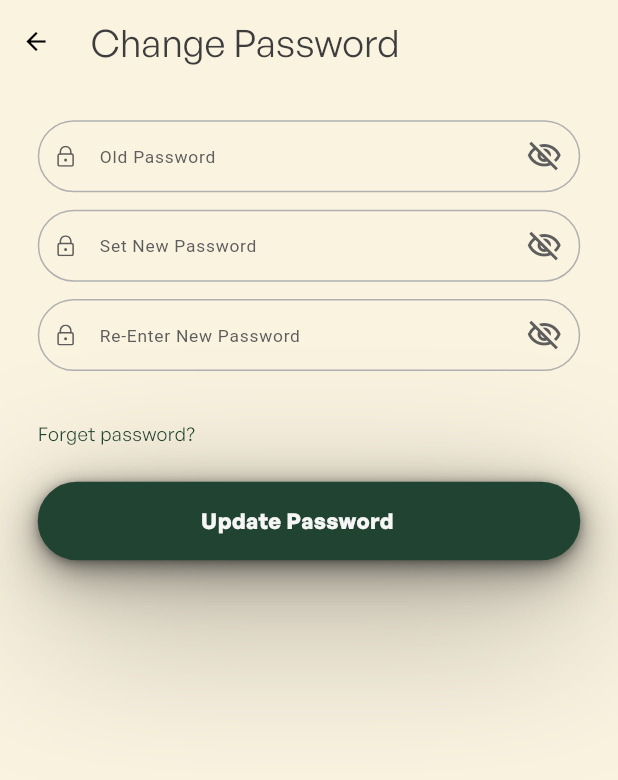
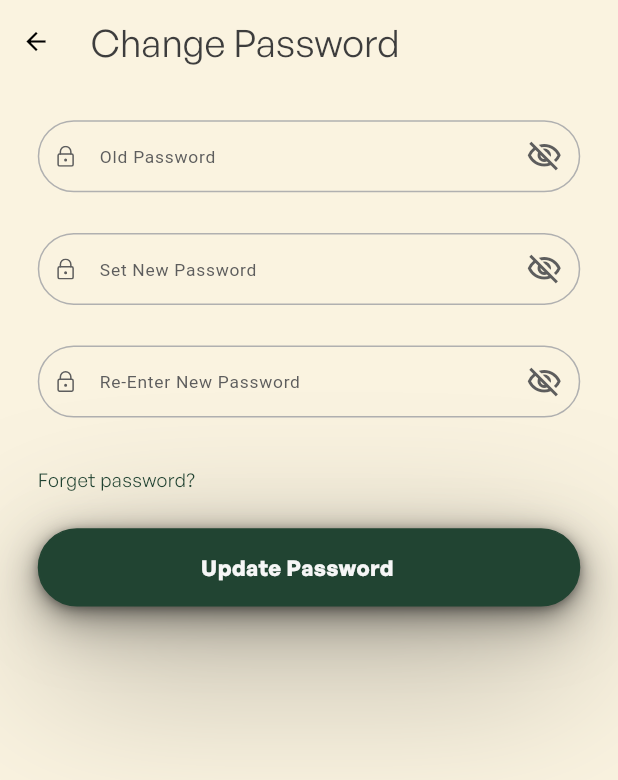
Before and after one commit to ebrahim48/limititapp, a Flutter app: the ChangePasswordScreen screen opened by its route, on a phone screen of 412 x 824 dp. Shown: the top 780 px of the screen. Run offline on Flutter 3.47's test engine with Material 3 defaults, Android fonts, the phone set to English and light mode, and no system bars; drawn by our look-alikes of toastification; our stand-ins replace cached_network_image, device_preview, flutter_html, flutter_screenutil, flutter_spinkit, flutter_svg and 12 more; missing offline and left inert: installed_apps, usage_stats; accounts and stored records are empty.

Commit message:
feat: change password api add

```diff
--- a/lib/core/presentations/screens/auth/limitItScreenTime/set_usage_limit_screen.dart
+++ b/lib/core/presentations/screens/auth/limitItScreenTime/set_usage_limit_screen.dart
@@ -261,7 +261,7 @@ class _SetUsageLimitScreenState extends State<SetUsageLimitScreen> {
             SizedBox(width: 12.w),
             CustomText(
               text: appName,
-              fontsize: 22.sp,
+              fontsize: 20.sp,
               fontWeight: FontWeight.w500,
               color: AppColors.textColor3D3D3D,
             ),
--- a/lib/core/presentations/screens/settings/change_password.dart
+++ b/lib/core/presentations/screens/settings/change_password.dart
@@ -1,7 +1,6 @@
 import 'package:flutter/material.dart';
 import 'package:flutter_screenutil/flutter_screenutil.dart';
-import 'package:get/get_rx/src/rx_types/rx_types.dart';
-import 'package:get/get_state_manager/src/rx_flutter/rx_obx_widget.dart';
+import 'package:get/get.dart';
 import 'package:go_router/go_router.dart';
 import 'package:limit_it_app/core/config/app_routes/app_routes.dart';
 import 'package:limit_it_app/core/constants/app_colors.dart';
@@ -9,6 +8,7 @@ import 'package:limit_it_app/core/presentations/widgets/custom_button.dart';
 import 'package:limit_it_app/core/presentations/widgets/custom_text.dart';
 import 'package:limit_it_app/core/presentations/widgets/custom_text_field.dart';
 import 'package:limit_it_app/global/custom_assets/assets.gen.dart';
+import 'package:limit_it_app/controllers/auth_controller.dart';
 
 
 
@@ -20,10 +20,66 @@ class ChangePasswordScreen extends StatefulWidget {
 }
 
 class _ChangePasswordScreenState extends State<ChangePasswordScreen> {
+  late final AuthController _authController;
+  final TextEditingController oldPassCtrl = TextEditingController();
+  final TextEditingController setNewPassCtrl = TextEditingController();
+  final TextEditingController reenterNewPassCtrl = TextEditingController();
+
+  bool isMatched = false;
+  bool isChecked = false;
+
+  @override
+  void initState() {
+    super.initState();
+    // Initialize AuthController if not already done
+    if (!Get.isRegistered<AuthController>()) {
+      Get.put(AuthController());
+    }
+    _authController = Get.find<AuthController>();
+  }
+
+  @override
+  void dispose() {
+    oldPassCtrl.dispose();
+    setNewPassCtrl.dispose();
+    reenterNewPassCtrl.dispose();
+    super.dispose();
+  }
+
+  void _handleChangePassword() {
+    // Validate passwords match
+    if (setNewPassCtrl.text != reenterNewPassCtrl.text) {
+      ScaffoldMessenger.of(context).showSnackBar(
+        const SnackBar(
+          content: Text('New passwords do not match'),
+          backgroundColor: Colors.red,
+        ),
+      );
+      return;
+    }
+
+    // Validate password strength
+    if (setNewPassCtrl.text.length < 6) {
+      ScaffoldMessenger.of(context).showSnackBar(
+        const SnackBar(
+          content: Text('Password must be at least 6 characters'),
+          backgroundColor: Colors.red,
+        ),
+      );
+      return;
+    }
+
+    // Call API
+    _authController.changePassword(
+      currentPassword: oldPassCtrl.text,
+      newPassword: setNewPassCtrl.text,
+      confirmPassword: reenterNewPassCtrl.text,
+      context: context,
+    );
+  }
+
   @override
   Widget build(BuildContext context) {
-
-
     return Scaffold(
       appBar: AppBar(
         forceMaterialTransparency: true,
@@ -55,34 +111,73 @@ class _ChangePasswordScreenState extends State<ChangePasswordScreen> {
             child: Column(
               crossAxisAlignment: CrossAxisAlignment.start,
               children: [
-
                 SizedBox(height: 25.h),
 
-                CustomTextField(
+                Obx(() => CustomTextField(
                     hintextColor: AppColors.textColor5D5D5D,
                     controller: oldPassCtrl,
                     prefixIcon: Assets.icons.pass.svg(),
                     hintText: "Old Password",
-                    isPassword: true),
+                    isPassword: _authController.isObscure.value,
+                    suffixIcon: IconButton(
+                      icon: Icon(
+                        _authController.isObscure.value
+                            ? Icons.visibility_off
+                            : Icons.visibility,
+                        color: AppColors.textColor5D5D5D,
+                      ),
+                      onPressed: () {
+                        _authController.toggleIsObscure();
+                      },
+                    ),
+                )),
 
-                CustomTextField(
+                SizedBox(height: 16.h),
+
+                Obx(() => CustomTextField(
                     hintextColor: AppColors.textColor5D5D5D,
                     controller: setNewPassCtrl,
                     prefixIcon: Assets.icons.pass.svg(),
                     hintText: "Set New Password",
-                    isPassword: true),
-                CustomTextField(
+                    isPassword: _authController.isObscureConfirmPassword.value,
+                    suffixIcon: IconButton(
+                      icon: Icon(
+                        _authController.isObscureConfirmPassword.value
+                            ? Icons.visibility_off
+                            : Icons.visibility,
+                        color: AppColors.textColor5D5D5D,
+                      ),
+                      onPressed: () {
+                        _authController.toggleIsObscureConfirmPassword();
+                      },
+                    ),
+                )),
+
+                SizedBox(height: 16.h),
+
+                Obx(() => CustomTextField(
                   hintextColor: AppColors.textColor5D5D5D,
                   controller: reenterNewPassCtrl,
                   prefixIcon: Assets.icons.pass.svg(),
                   hintText: "Re-Enter New Password",
-                  isPassword: true,
+                  isPassword: _authController.isObscureConfirmPassword.value,
+                  suffixIcon: IconButton(
+                    icon: Icon(
+                      _authController.isObscureConfirmPassword.value
+                          ? Icons.visibility_off
+                          : Icons.visibility,
+                      color: AppColors.textColor5D5D5D,
+                    ),
+                    onPressed: () {
+                      _authController.toggleIsObscureConfirmPassword();
+                    },
+                  ),
                   validator: (value) {
                     if (value == null || value.isEmpty) {
                       Future.delayed(Duration.zero, () => setState(() {
                         isMatched = false;
                       }));
-                      return 'Please enter your confirm password';
+                      return 'Please confirm your password';
                     } else if (setNewPassCtrl.text == value) {
                       Future.delayed(Duration.zero, () => setState(() {
                         isMatched = true;
@@ -100,7 +195,8 @@ class _ChangePasswordScreenState extends State<ChangePasswordScreen> {
                       isMatched = setNewPassCtrl.text == value;
                     });
                   },
-                ),
+                )),
+
                 Align(
                     alignment: Alignment.centerLeft,
                     child: CustomText(
@@ -120,16 +216,23 @@ class _ChangePasswordScreenState extends State<ChangePasswordScreen> {
                       text: 'Forget password?',
                       color: AppColors.primaryColor,
                       fontsize: 12.sp,
-
                     ),
                   ),
                 ),
+
                 SizedBox(height: 24.h),
-                CustomButton(
-                    title: "Update Password",
+
+                Obx(() => CustomButton(
+                    title: _authController.changePasswordLoading.value
+                        ? 'Updating...'
+                        : 'Update Password',
                     onpress: () {
+                      if (!_authController.changePasswordLoading.value) {
+                        _handleChangePassword();
+                      }
+                    },
+                )),
 
-                    }),
                 SizedBox(height: 20.h),
               ],
             ),
@@ -138,26 +241,4 @@ class _ChangePasswordScreenState extends State<ChangePasswordScreen> {
       ),
     );
   }
-  final TextEditingController oldPassCtrl = TextEditingController();
-  final TextEditingController setNewPassCtrl = TextEditingController();
-  final TextEditingController reenterNewPassCtrl = TextEditingController();
-
-
-
-  bool isMatched = false;
-  bool isObscureConfirmPassword = true;
-  toggleIsObscureConfirmPassword() {
-    setState(() {
-      isObscureConfirmPassword = !isObscureConfirmPassword;
-    });
-  }
-
-  ismMatchedColor() {
-    setState(() {
-      isMatched = !isMatched;
-    });
-  }
-
-  bool isChecked = false;
-
 }
--- a/lib/core/services/api_constants.dart
+++ b/lib/core/services/api_constants.dart
@@ -11,7 +11,7 @@ class ApiConstants{
 
   static const String registerEndPoint = "/users/register";
   static const String loginEndPoint = "/users/sign-in";
-  static const String changePassword = "/auth/change-password";
+  static const String changePasswordEndPoint = "/users/change-password";
   static const String verifyEmailEndPoint = "/users/verify-code";
   static const String forgotPasswordEndPoint = "/users/forgot-password";
   static const String resetPasswordEndPoint = "/users/set-password";
```
Also changed, not shown: lib/controllers/auth_controller.dart (+63 -26 lines), lib/core/services/app_usage_service.dart (+13 -2 lines).
